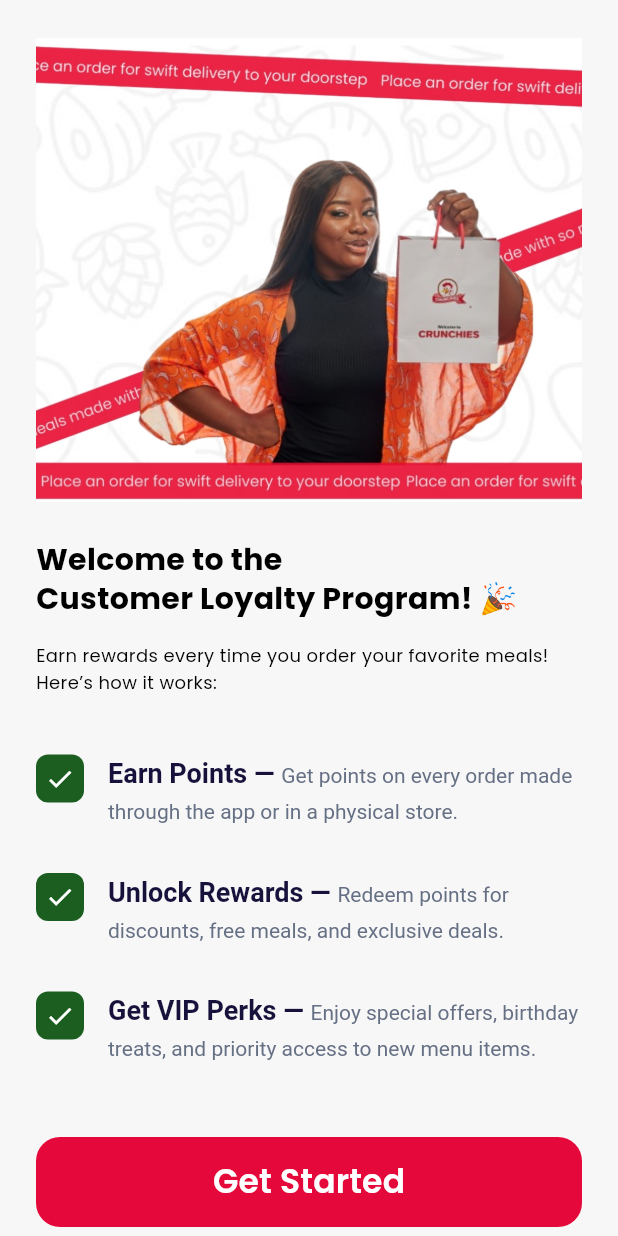
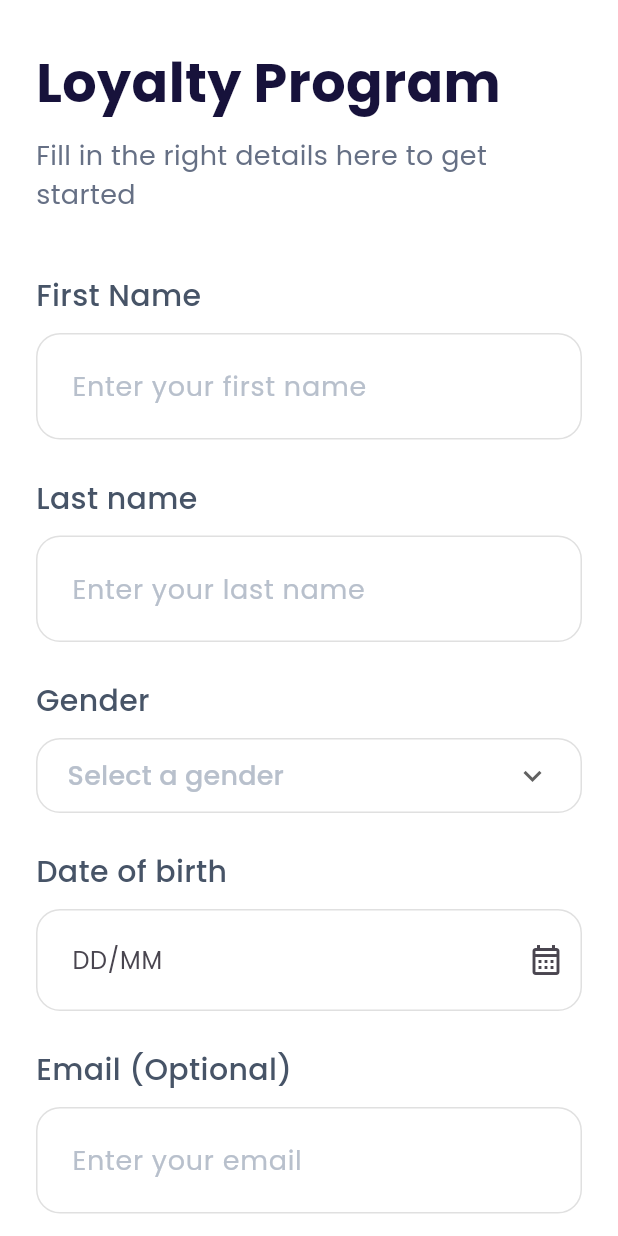
Before and after one commit to chiamakaaudrey-hub/crunchies-sample, a Flutter app: the LoyaltyScreen screen opened directly, after a tap on "Get Started", on a phone screen of 412 x 824 dp. Run offline on Flutter 3.47's test engine with Material 3 defaults, Android fonts, the phone set to English and light mode, and no system bars; our stand-ins replace font_awesome_flutter, get, get_storage, google_fonts, iconsax, smooth_page_indicator; accounts and stored records are empty.

Commit message:
Loyalty Form Screen

```diff
--- /dev/null
+++ b/lib/features/authentication/screens/navigation/widgets/loyalty_form_screen.dart
@@ -0,0 +1,319 @@
+import 'package:flutter/material.dart';
+
+class LoyaltyFormScreen extends StatefulWidget {
+  const LoyaltyFormScreen({super.key});
+
+  @override
+  State<LoyaltyFormScreen> createState() => _LoyaltyFormScreenState();
+}
+
+class _LoyaltyFormScreenState extends State<LoyaltyFormScreen> {
+  final TextEditingController firstNameController = TextEditingController();
+  final TextEditingController lastNameController = TextEditingController();
+  final TextEditingController dobController = TextEditingController();
+  final TextEditingController emailController = TextEditingController();
+  final TextEditingController outletCodeController = TextEditingController();
+
+  String? selectedGender;
+  bool acceptedTerms = false;
+
+  Future<void> _selectDate() async {
+    DateTime? picked = await showDatePicker(
+      context: context,
+      initialDate: DateTime(2000),
+      firstDate: DateTime(1950),
+      lastDate: DateTime.now(),
+    );
+
+    if (picked != null) {
+      setState(() {
+        dobController.text =
+        "${picked.day.toString().padLeft(2, '0')}/${picked.month.toString().padLeft(2, '0')}";
+      });
+    }
+  }
+
+  @override
+  Widget build(BuildContext context) {
+    final bool canActivate =
+        firstNameController.text.isNotEmpty &&
+            lastNameController.text.isNotEmpty &&
+            selectedGender != null &&
+            dobController.text.isNotEmpty &&
+            acceptedTerms;
+
+    return Scaffold(
+      backgroundColor: Colors.white,
+      body: SafeArea(
+        child: SingleChildScrollView(
+          padding: const EdgeInsets.symmetric(
+            horizontal: 24,
+            vertical: 20,
+          ),
+          child: Column(
+            crossAxisAlignment: CrossAxisAlignment.start,
+            children: [
+
+              const SizedBox(height: 10),
+
+              const Text(
+                'Loyalty Program',
+                style: TextStyle(
+                  fontSize: 36,
+                  fontWeight: FontWeight.w700,
+                  color: Color(0xFF17123B),
+                ),
+              ),
+
+              const SizedBox(height: 10),
+
+              const Text(
+                'Fill in the right details here to get started',
+                style: TextStyle(
+                  fontSize: 18,
+                  color: Color(0xFF667085),
+                ),
+              ),
+
+              const SizedBox(height: 40),
+
+              /// First Name
+              _buildLabel('First Name'),
+              const SizedBox(height: 10),
+              _buildTextField(
+                controller: firstNameController,
+                hint: 'Enter your first name',
+              ),
+
+              const SizedBox(height: 25),
+
+              /// Last Name
+              _buildLabel('Last name'),
+              const SizedBox(height: 10),
+              _buildTextField(
+                controller: lastNameController,
+                hint: 'Enter your last name',
+              ),
+
+              const SizedBox(height: 25),
+
+              /// Gender
+              _buildLabel('Gender'),
+              const SizedBox(height: 10),
+
+              Container(
+                padding: const EdgeInsets.symmetric(horizontal: 20),
+                decoration: BoxDecoration(
+                  border: Border.all(color: Colors.grey.shade300),
+                  borderRadius: BorderRadius.circular(16),
+                ),
+                child: DropdownButtonHideUnderline(
+                  child: DropdownButton<String>(
+                    value: selectedGender,
+                    isExpanded: true,
+                    hint: const Text(
+                      'Select a gender',
+                      style: TextStyle(
+                        color: Color(0xFFB8C0CC),
+                        fontSize: 18,
+                      ),
+                    ),
+                    icon: const Icon(Icons.keyboard_arrow_down),
+                    items: const [
+                      DropdownMenuItem(
+                        value: 'Male',
+                        child: Text('Male'),
+                      ),
+                      DropdownMenuItem(
+                        value: 'Female',
+                        child: Text('Female'),
+                      ),
+                    ],
+                    onChanged: (value) {
+                      setState(() {
+                        selectedGender = value;
+                      });
+                    },
+                  ),
+                ),
+              ),
+
+              const SizedBox(height: 25),
+
+              /// DOB
+              _buildLabel('Date of birth'),
+              const SizedBox(height: 10),
+
+              TextFormField(
+                controller: dobController,
+                readOnly: true,
+                onTap: _selectDate,
+                decoration: InputDecoration(
+                  hintText: 'DD/MM',
+                  suffixIcon: const Icon(Icons.calendar_month_outlined),
+                  contentPadding: const EdgeInsets.symmetric(
+                    horizontal: 20,
+                    vertical: 22,
+                  ),
+                  border: OutlineInputBorder(
+                    borderRadius: BorderRadius.circular(16),
+                  ),
+                  enabledBorder: OutlineInputBorder(
+                    borderSide:
+                    BorderSide(color: Colors.grey.shade300),
+                    borderRadius: BorderRadius.circular(16),
+                  ),
+                ),
+              ),
+
+              const SizedBox(height: 25),
+
+              /// Email
+              _buildLabel('Email (Optional)'),
+              const SizedBox(height: 10),
+              _buildTextField(
+                controller: emailController,
+                hint: 'Enter your email',
+              ),
+
+              const SizedBox(height: 25),
+
+              /// Outlet Code
+              _buildLabel('Outlet code (optional)'),
+              const SizedBox(height: 10),
+              _buildTextField(
+                controller: outletCodeController,
+                hint: 'Enter outlet code',
+              ),
+
+              const SizedBox(height: 30),
+
+              /// Terms Checkbox
+              Row(
+                crossAxisAlignment: CrossAxisAlignment.center,
+                children: [
+                  SizedBox(
+                    height: 26,
+                    width: 26,
+                    child: Checkbox(
+                      value: acceptedTerms,
+                      shape: RoundedRectangleBorder(
+                        borderRadius: BorderRadius.circular(6),
+                      ),
+                      onChanged: (value) {
+                        setState(() {
+                          acceptedTerms = value!;
+                        });
+                      },
+                    ),
+                  ),
+
+                  const SizedBox(width: 12),
+
+                  Expanded(
+                    child: RichText(
+                      text: const TextSpan(
+                        style: TextStyle(
+                          fontSize: 16,
+                          color: Color(0xFF667085),
+                        ),
+                        children: [
+                          TextSpan(
+                            text: 'I have read ',
+                          ),
+                          TextSpan(
+                            text: 'Terms & Conditions',
+                            style: TextStyle(
+                              color: Color(0xFF17123B),
+                              fontWeight: FontWeight.w700,
+                            ),
+                          ),
+                          TextSpan(
+                            text: ' before activating',
+                          ),
+                        ],
+                      ),
+                    ),
+                  ),
+                ],
+              ),
+
+              const SizedBox(height: 40),
+
+              /// Activate Button
+              SizedBox(
+                width: double.infinity,
+                height: 60,
+                child: ElevatedButton(
+                  onPressed: canActivate
+                      ? () {
+                    // Activate Loyalty Program
+                  }
+                      : null,
+                  style: ElevatedButton.styleFrom(
+                    backgroundColor: const Color(0xFFE5093B),
+                    disabledBackgroundColor: const Color(0xFFF1F1F1),
+                    elevation: 0,
+                    shape: RoundedRectangleBorder(
+                      borderRadius: BorderRadius.circular(14),
+                    ),
+                  ),
+                  child: const Text(
+                    'Activate program',
+                    style: TextStyle(
+                      fontSize: 22,
+                      fontWeight: FontWeight.w600,
+                    ),
+                  ),
+                ),
+              ),
+
+              const SizedBox(height: 20),
+            ],
+          ),
+        ),
+      ),
+    );
+  }
+
+  Widget _buildLabel(String text) {
+    return Text(
+      text,
+      style: const TextStyle(
+        fontSize: 20,
+        fontWeight: FontWeight.w500,
+        color: Color(0xFF475467),
+      ),
+    );
+  }
+
+  Widget _buildTextField({
+    required TextEditingController controller,
+    required String hint,
+  }) {
+    return TextFormField(
+      controller: controller,
+      onChanged: (_) => setState(() {}),
+      decoration: InputDecoration(
+        hintText: hint,
+        hintStyle: const TextStyle(
+          color: Color(0xFFB8C0CC),
+          fontSize: 18,
+        ),
+        contentPadding: const EdgeInsets.symmetric(
+          horizontal: 20,
+          vertical: 22,
+        ),
+        border: OutlineInputBorder(
+          borderRadius: BorderRadius.circular(16),
+        ),
+        enabledBorder: OutlineInputBorder(
+          borderSide: BorderSide(
+            color: Colors.grey.shade300,
+          ),
+          borderRadius: BorderRadius.circular(16),
+        ),
+      ),
+    );
+  }
+}
--- a/lib/features/authentication/screens/navigation/widgets/loyalty_screen.dart
+++ b/lib/features/authentication/screens/navigation/widgets/loyalty_screen.dart
@@ -1,5 +1,6 @@
 import 'package:flutter/material.dart';
 
+import 'loyalty_form_screen.dart';
 import 'loyalty_item.dart';
 
 class LoyaltyScreen extends StatelessWidget {
@@ -86,8 +87,7 @@ class LoyaltyScreen extends StatelessWidget {
                 width: double.infinity,
                 height: 60,
                 child: ElevatedButton(
-                  onPressed: () {
-                    // Navigate to loyalty dashboard
+                  onPressed: () {Navigator.push(context, MaterialPageRoute(builder: (context) => const LoyaltyFormScreen()));
                   },
                   style: ElevatedButton.styleFrom(
                     backgroundColor: const Color(0xFFE5093B),
```
